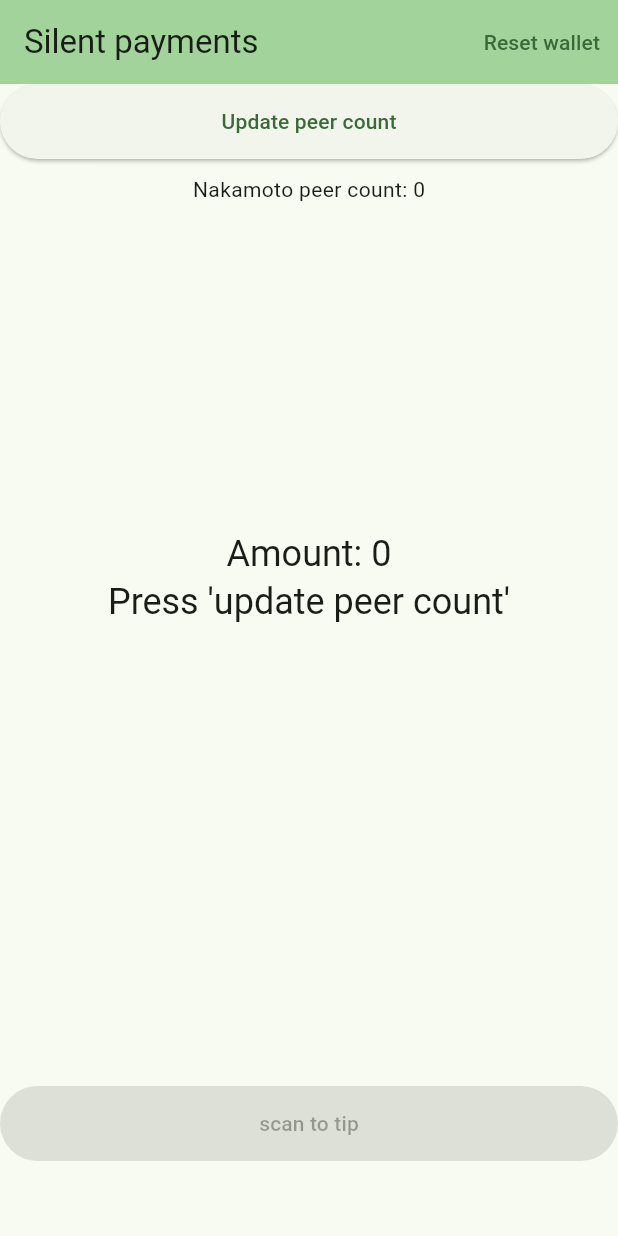
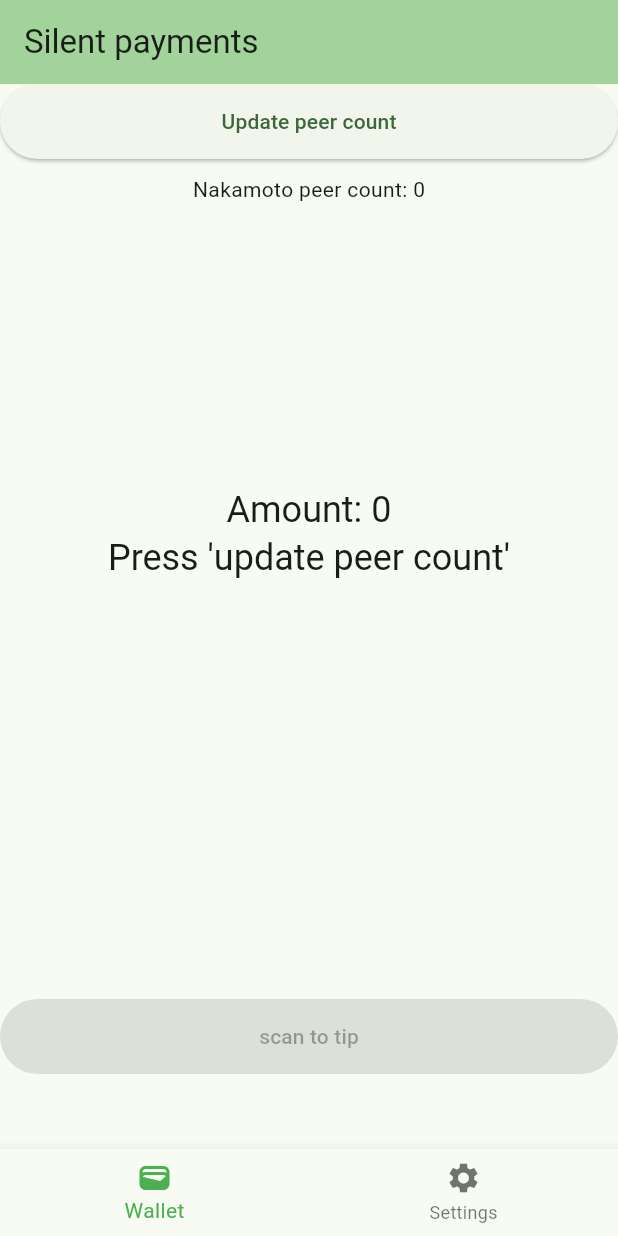
Before and after one commit to cygnet3/danawallet, a Flutter app: the screen it shows after launch, after a tap on "Update peer count", on a phone screen of 412 x 824 dp. Run offline on Flutter 3.47's test engine with Material 2 defaults, Android fonts, the phone set to English and light mode, and no system bars; missing offline and left inert: dart:ffi, flutter_rust_bridge; statements that could not run were skipped.

Commit message:
Add navigation bar and split wallet stuff into wallet.dart

```diff
--- a/lib/main.dart
+++ b/lib/main.dart
@@ -1,11 +1,8 @@
 // ignore_for_file: avoid_print
 
-import 'dart:io';
-
+import 'package:donationwallet/settings.dart';
+import 'package:donationwallet/wallet.dart';
 import 'package:flutter/material.dart';
-import 'package:flutter/services.dart';
-import 'package:path_provider/path_provider.dart';
-import 'package:donationwallet/ffi.dart';
 
 void main() {
   runApp(const MyApp());
@@ -17,235 +14,61 @@ class MyApp extends StatelessWidget {
   @override
   Widget build(BuildContext context) {
     return MaterialApp(
-      title: 'Flutter Demo',
+      title: 'Silent payments',
       theme: ThemeData(
         colorScheme: ColorScheme.fromSeed(seedColor: Colors.green),
         useMaterial3: true,
       ),
-      home: const MyHomePage(title: 'Silent payments'),
+      home: MyHomePage(),
     );
   }
 }
 
 class MyHomePage extends StatefulWidget {
-  const MyHomePage({super.key, required this.title});
-
-  final String title;
+  const MyHomePage({super.key});
 
   @override
-  State<MyHomePage> createState() => _MyHomePageState();
+  _MyHomePageState createState() => _MyHomePageState();
 }
 
 class _MyHomePageState extends State<MyHomePage> {
-  int amount = 0;
-  int tipheight = 0;
-  int scanheight = 0;
-  int peercount = 0;
+  int _selectedIndex = 0;
+  final List<Widget> _widgetOptions = [
+    const WalletScreen(),
+    SettingsScreen(),
+  ];
 
-  String spaddress = '';
-
-  double progress = 0.0;
-
-  @override
-  void initState() {
-    super.initState();
-    _setup();
-  }
-
-  Future<void> _setup() async {
-    api.createLogStream().listen((event) {
-      print('RUST: ${event.msg}');
+  void _onItemTapped(int index) {
+    setState(() {
+      _selectedIndex = index;
     });
-
-    api.createScanProgressStream().listen(((event) {
-      int start = event.start;
-      int current = event.current;
-      int end = event.end;
-      double scanned = (current - start).toDouble();
-      double total = (end - start).toDouble();
-      double progress = scanned / total;
-      if (current == end) {
-        progress = 0.0;
-      }
-      setState(() {
-        this.progress = progress;
-        scanheight = current;
-      });
-    }));
-
-    api.createAmountStream().listen((event) {
-      setState(() {
-        amount = event;
-      });
-    });
-
-    final Directory appDocumentsDir = await getApplicationSupportDirectory();
-
-    // this sets up everything except nakamoto
-    await api.setup(filesDir: appDocumentsDir.path);
-
-    final amt = await api.getAmount();
-    setState(() {
-      amount = amt;
-    });
-
-    // this starts nakamoto, will block forever
-    api.startNakamoto(filesDir: appDocumentsDir.path);
-  }
-
-  void _updateWalletInfo() async {
-    print('getting wallet info');
-    final info = await api.getWalletInfo();
-    final spaddress = await api.getReceivingAddress();
-
-    setState(() {
-      scanheight = info.scanHeight;
-      tipheight = info.blockTip;
-      amount = info.amount;
-      this.spaddress = spaddress;
-    });
-
-    print('scan height ${info.scanHeight}');
-    print('block height ${info.blockTip}');
-  }
-
-  Future<void> _scanBlocks(int amount) async {
-    await api.scanNextNBlocks(n: amount);
-  }
-
-  Future<void> _resetWallet() async {
-    await api.resetWallet();
-    SystemNavigator.pop();
-  }
-
-  Future<void> _scanToTip() async {
-    await api.scanToTip();
-  }
-
-  void _getPeerCount() async {
-    final peercount = await api.getPeerCount();
-
-    setState(() {
-      this.peercount = peercount;
-    });
-  }
-
-  Widget showScanText() {
-    final toScan = tipheight - scanheight;
-
-    if (scanheight == 0) {
-      return Text('Press \'update peer count\'',
-          style: Theme.of(context).textTheme.headlineSmall);
-    } else if (toScan == 0) {
-      return Text('Up to date!',
-          style: Theme.of(context).textTheme.headlineSmall);
-    } else {
-      return Text(
-        'New blocks: $toScan',
-        style: Theme.of(context).textTheme.headlineSmall,
-      );
-    }
-  }
-
-  Widget getAddress() {
-    double screenWidth = MediaQuery.of(context).size.width;
-    return SizedBox(
-      width: screenWidth * 0.95,
-      child: Text(
-        'Address:\n$spaddress',
-        textAlign: TextAlign.center,
-        softWrap: true,
-      ),
-    );
   }
 
   @override
   Widget build(BuildContext context) {
     return Scaffold(
       appBar: AppBar(
-        backgroundColor: Theme.of(context).colorScheme.inversePrimary,
-        title: Text(widget.title),
-        actions: [
-          TextButton(
-            onPressed: _resetWallet,
-            child: const Text(
-              'Reset wallet',
-              style: TextStyle(),
-            ),
+        title: const Text('Silent payments'),
+                backgroundColor: Theme.of(context).colorScheme.inversePrimary,
+      ),
+      body: IndexedStack(
+        index: _selectedIndex,
+        children: _widgetOptions,
+      ),
+      bottomNavigationBar: BottomNavigationBar(
+        items: const <BottomNavigationBarItem>[
+          BottomNavigationBarItem(
+            icon: Icon(Icons.wallet),
+            label: 'Wallet',
+          ),
+          BottomNavigationBarItem(
+            icon: Icon(Icons.settings),
+            label: 'Settings',
           ),
         ],
-      ),
-      body: Center(
-        child: Column(
-          mainAxisAlignment: MainAxisAlignment.start,
-          children: <Widget>[
-            ElevatedButton(
-              onPressed: () async {
-                _getPeerCount();
-                _updateWalletInfo();
-              },
-              style: ElevatedButton.styleFrom(
-                minimumSize: const Size(double.infinity, 50),
-              ),
-              child: const Text('Update peer count'),
-            ),
-            const SizedBox(
-              height: 10,
-            ),
-            Text('Nakamoto peer count: $peercount'),
-            Expanded(
-              child: Column(
-                  mainAxisAlignment: MainAxisAlignment.center,
-                  children: [
-                    const SizedBox(
-                      height: 40,
-                    ),
-                    Text(
-                      'Amount: $amount',
-                      style: Theme.of(context).textTheme.headlineSmall,
-                    ),
-                    showScanText(),
-                    const SizedBox(
-                      height: 20.0,
-                    ),
-                    SizedBox(
-                      width: 100,
-                      height: 100,
-                      child: Visibility(
-                        visible: progress != 0.0,
-                        child: CircularProgressIndicator(
-                          value: progress,
-                          strokeWidth: 6.0,
-                        ),
-                      ),
-                    ),
-                  ]),
-            ),
-            const SizedBox(
-              height: 10.0,
-            ),
-            ElevatedButton(
-              onPressed: peercount == 0
-                  ? null
-                  : () async {
-                      await _scanToTip();
-                    },
-              style: ElevatedButton.styleFrom(
-                minimumSize: const Size(double.infinity, 50),
-              ),
-              child: const Text('scan to tip'),
-            ),
-            const SizedBox(
-              height: 10,
-            ),
-            // Text('Scan height: $scanheight'),
-            // Text('Chain height: $tipheight'),
-            // getAddress(),
-            const SizedBox(
-              height: 40,
-            ),
-          ],
-        ),
+        currentIndex: _selectedIndex,
+        selectedItemColor: Colors.green,
+        onTap: _onItemTapped,
       ),
     );
   }
--- /dev/null
+++ b/lib/settings.dart
@@ -0,0 +1,8 @@
+import 'package:flutter/material.dart';
+
+class SettingsScreen extends StatelessWidget {
+  @override
+  Widget build(BuildContext context) {
+      return const Center(child: Text('Settings screen'));
+  }
+}
--- /dev/null
+++ b/lib/wallet.dart
@@ -0,0 +1,227 @@
+import 'dart:io';
+
+import 'package:donationwallet/ffi.dart';
+import 'package:flutter/material.dart';
+import 'package:flutter/services.dart';
+import 'package:path_provider/path_provider.dart';
+
+class WalletScreen extends StatefulWidget {
+  const WalletScreen({super.key});
+
+  @override
+  State<WalletScreen> createState() => _WalletScreenState();
+}
+
+class _WalletScreenState extends State<WalletScreen> {
+  int amount = 0;
+  int tipheight = 0;
+  int scanheight = 0;
+  int peercount = 0;
+
+  String spaddress = '';
+
+  double progress = 0.0;
+
+  @override
+  void initState() {
+    super.initState();
+    _setup();
+  }
+
+  Future<void> _setup() async {
+    api.createLogStream().listen((event) {
+      print('RUST: ${event.msg}');
+    });
+
+    api.createScanProgressStream().listen(((event) {
+      int start = event.start;
+      int current = event.current;
+      int end = event.end;
+      double scanned = (current - start).toDouble();
+      double total = (end - start).toDouble();
+      double progress = scanned / total;
+      if (current == end) {
+        progress = 0.0;
+      }
+      setState(() {
+        this.progress = progress;
+        scanheight = current;
+      });
+    }));
+
+    api.createAmountStream().listen((event) {
+      setState(() {
+        amount = event;
+      });
+    });
+
+    final Directory appDocumentsDir = await getApplicationSupportDirectory();
+
+    // this sets up everything except nakamoto
+    await api.setup(filesDir: appDocumentsDir.path);
+
+    final amt = await api.getAmount();
+    setState(() {
+      amount = amt;
+    });
+
+    // this starts nakamoto, will block forever
+    api.startNakamoto(filesDir: appDocumentsDir.path);
+  }
+
+  void _updateWalletInfo() async {
+    print('getting wallet info');
+    final info = await api.getWalletInfo();
+    final spaddress = await api.getReceivingAddress();
+
+    setState(() {
+      scanheight = info.scanHeight;
+      tipheight = info.blockTip;
+      amount = info.amount;
+      this.spaddress = spaddress;
+    });
+
+    print('scan height ${info.scanHeight}');
+    print('block height ${info.blockTip}');
+  }
+
+  Future<void> _scanBlocks(int amount) async {
+    await api.scanNextNBlocks(n: amount);
+  }
+
+  Future<void> _resetWallet() async {
+    await api.resetWallet();
+    SystemNavigator.pop();
+  }
+
+  Future<void> _scanToTip() async {
+    await api.scanToTip();
+  }
+
+  void _getPeerCount() async {
+    final peercount = await api.getPeerCount();
+
+    setState(() {
+      this.peercount = peercount;
+    });
+  }
+
+  Widget showScanText() {
+    final toScan = tipheight - scanheight;
+
+    if (scanheight == 0) {
+      return Text('Press \'update peer count\'',
+          style: Theme.of(context).textTheme.headlineSmall);
+    } else if (toScan == 0) {
+      return Text('Up to date!',
+          style: Theme.of(context).textTheme.headlineSmall);
+    } else {
+      return Text(
+        'New blocks: $toScan',
+        style: Theme.of(context).textTheme.headlineSmall,
+      );
+    }
+  }
+
+  Widget getAddress() {
+    double screenWidth = MediaQuery.of(context).size.width;
+    return SizedBox(
+      width: screenWidth * 0.95,
+      child: Text(
+        'Address:\n$spaddress',
+        textAlign: TextAlign.center,
+        softWrap: true,
+      ),
+    );
+  }
+
+  @override
+  Widget build(BuildContext context) {
+    // return Scaffold(
+    //   appBar: AppBar(
+    //     backgroundColor: Theme.of(context).colorScheme.inversePrimary,
+    //     title: Text(widget.title),
+    //     actions: [
+    //       TextButton(
+    //         onPressed: _resetWallet,
+    //         child: const Text(
+    //           'Reset wallet',
+    //           style: TextStyle(),
+    //         ),
+    //       ),
+    //     ],
+    //   ),
+    return Center(
+      child: Column(
+        mainAxisAlignment: MainAxisAlignment.start,
+        children: <Widget>[
+          ElevatedButton(
+            onPressed: () async {
+              _getPeerCount();
+              _updateWalletInfo();
+            },
+            style: ElevatedButton.styleFrom(
+              minimumSize: const Size(double.infinity, 50),
+            ),
+            child: const Text('Update peer count'),
+          ),
+          const SizedBox(
+            height: 10,
+          ),
+          Text('Nakamoto peer count: $peercount'),
+          Expanded(
+            child:
+                Column(mainAxisAlignment: MainAxisAlignment.center, children: [
+              const SizedBox(
+                height: 40,
+              ),
+              Text(
+                'Amount: $amount',
+                style: Theme.of(context).textTheme.headlineSmall,
+              ),
+              showScanText(),
+              const SizedBox(
+                height: 20.0,
+              ),
+              SizedBox(
+                width: 100,
+                height: 100,
+                child: Visibility(
+                  visible: progress != 0.0,
+                  child: CircularProgressIndicator(
+                    value: progress,
+                    strokeWidth: 6.0,
+                  ),
+                ),
+              ),
+            ]),
+          ),
+          const SizedBox(
+            height: 10.0,
+          ),
+          ElevatedButton(
+            onPressed: peercount == 0
+                ? null
+                : () async {
+                    await _scanToTip();
+                  },
+            style: ElevatedButton.styleFrom(
+              minimumSize: const Size(double.infinity, 50),
+            ),
+            child: const Text('scan to tip'),
+          ),
+          const SizedBox(
+            height: 10,
+          ),
+          // Text('Scan height: $scanheight'),
+          // Text('Chain height: $tipheight'),
+          // getAddress(),
+          const SizedBox(
+            height: 40,
+          ),
+        ],
+      ),
+    );
+    // );
+  }
+}
```
